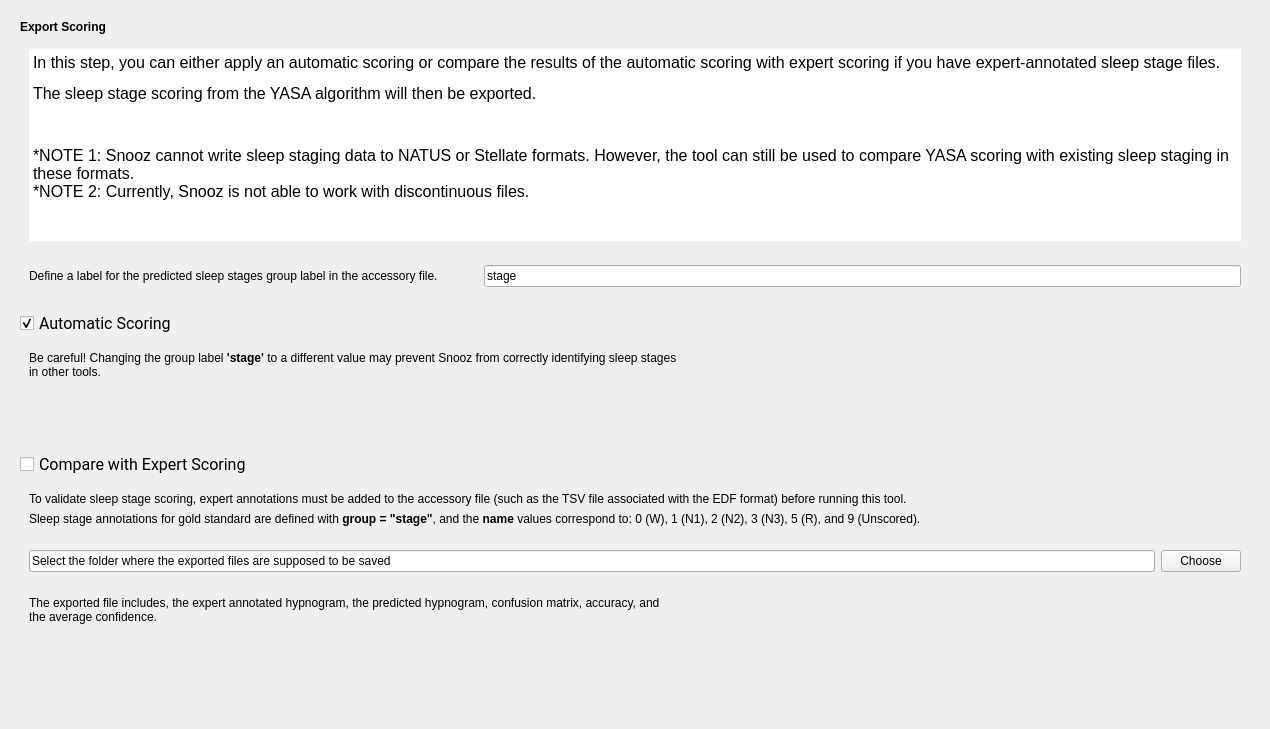
SnoozToolbox/snooz-package-ceams, file tools/CEAMSTools/ScoreSleepStagesYASA/ExportResultsStep/Ui_ExportResultsStep.ui: the form before one commit.
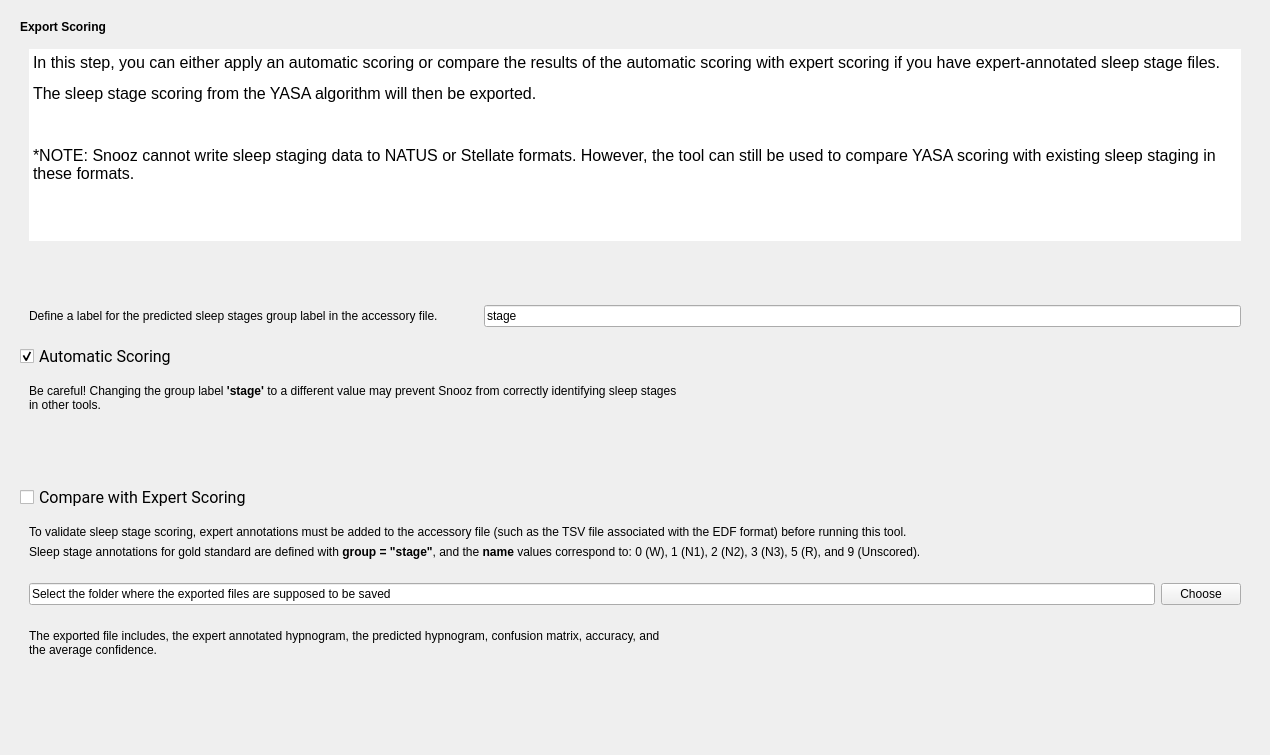
The form after the commit.

Commit message: Modification in the UI and hypnodensity plot to be compatible with discontinuous files

What changed in the file:
```diff
--- a/tools/CEAMSTools/ScoreSleepStagesYASA/ExportResultsStep/Ui_ExportResultsStep.ui
+++ b/tools/CEAMSTools/ScoreSleepStagesYASA/ExportResultsStep/Ui_ExportResultsStep.ui
@@ -7,7 +7,7 @@
     <x>0</x>
     <y>0</y>
     <width>1270</width>
-    <height>729</height>
+    <height>755</height>
    </rect>
   </property>
   <property name="windowTitle">
@@ -64,6 +64,9 @@
              <property name="frameShape">
               <enum>QFrame::Shape::NoFrame</enum>
              </property>
+             <property name="frameShadow">
+              <enum>QFrame::Shadow::Plain</enum>
+             </property>
              <property name="lineWidth">
               <number>0</number>
              </property>
@@ -81,10 +84,23 @@
 &lt;p style=&quot; margin-top:0px; margin-bottom:0px; margin-left:0px; margin-right:0px; -qt-block-indent:0; text-indent:0px;&quot;&gt;In this step, you can either apply an automatic scoring or compare the results of the automatic scoring with expert scoring if you have expert-annotated sleep stage files.&lt;/p&gt;
 &lt;p style=&quot; margin-top:12px; margin-bottom:12px; margin-left:0px; margin-right:0px; -qt-block-indent:0; text-indent:0px;&quot;&gt;The sleep stage scoring from the YASA algorithm will then be exported.&lt;/p&gt;
 &lt;p style=&quot;-qt-paragraph-type:empty; margin-top:12px; margin-bottom:12px; margin-left:0px; margin-right:0px; -qt-block-indent:0; text-indent:0px;&quot;&gt;&lt;br /&gt;&lt;/p&gt;
-&lt;p style=&quot; margin-top:12px; margin-bottom:12px; margin-left:0px; margin-right:0px; -qt-block-indent:0; text-indent:0px;&quot;&gt;*NOTE 1: Snooz cannot write sleep staging data to NATUS or Stellate formats. However, the tool can still be used to compare YASA scoring with existing sleep staging in these formats.&lt;br /&gt;*NOTE 2: Currently, Snooz is not able to work with discontinuous files.&lt;/p&gt;&lt;/body&gt;&lt;/html&gt;</string>
+&lt;p style=&quot; margin-top:12px; margin-bottom:12px; margin-left:0px; margin-right:0px; -qt-block-indent:0; text-indent:0px;&quot;&gt;*NOTE: Snooz cannot write sleep staging data to NATUS or Stellate formats. However, the tool can still be used to compare YASA scoring with existing sleep staging in these formats.&lt;/p&gt;&lt;/body&gt;&lt;/html&gt;</string>
              </property>
             </widget>
            </item>
+           <item>
+            <spacer name="verticalSpacer_4">
+             <property name="orientation">
+              <enum>Qt::Orientation::Vertical</enum>
+             </property>
+             <property name="sizeHint" stdset="0">
+              <size>
+               <width>20</width>
+               <height>40</height>
+              </size>
+             </property>
+            </spacer>
+           </item>
           </layout>
          </widget>
         </item>
```
The commit also changes 3 other files.
